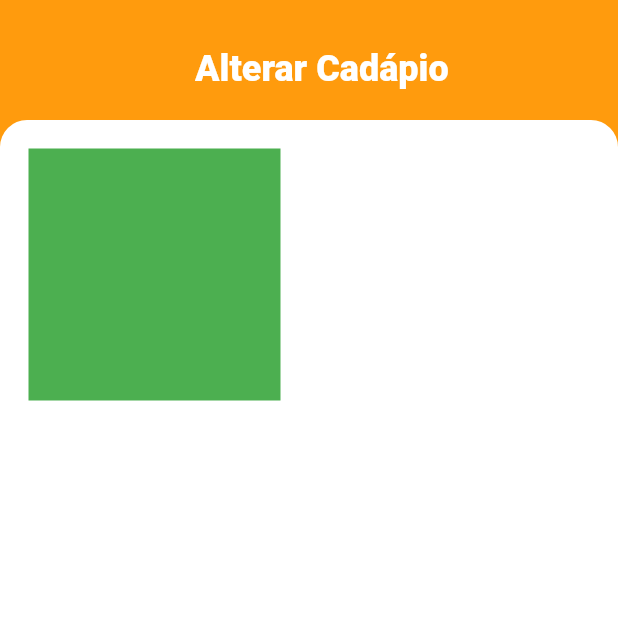
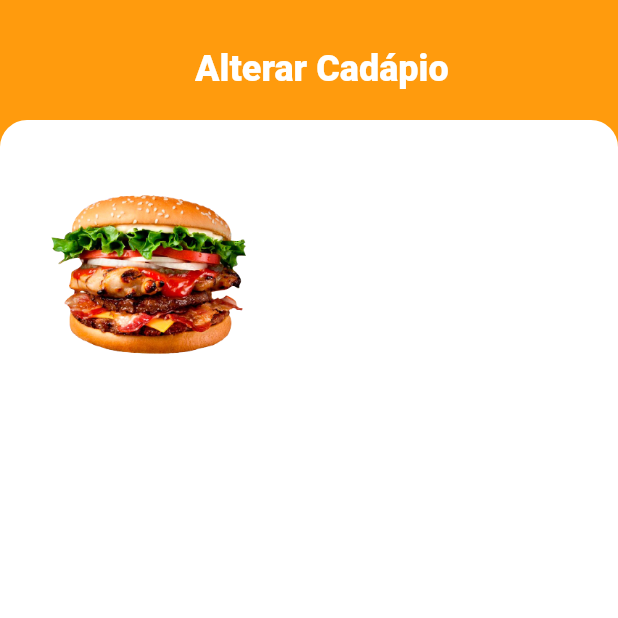
Before and after one commit to Kelvisck/PatoBurguer, a Flutter app: the screen it shows after launch, on a phone screen of 412 x 824 dp, the top half of it. Run offline on Flutter 3.47's test engine with Material 2 defaults, Android fonts, the light colour scheme and no system bars; our stand-ins replace firebase_auth, firebase_core, google_sign_in; missing offline and left inert: dart:ffi; accounts and stored records are empty.

Commit message:
feat:inicio da saga dos grids

```diff
--- a/lib/cardapioAltera.dart
+++ b/lib/cardapioAltera.dart
@@ -1,7 +1,45 @@
 import 'package:flutter/material.dart';
 import 'assets/constantes.dart';
+import 'models/Item_cardapio.dart';
+import 'lancheCard.dart';
 
-class AlteraCardapio extends StatelessWidget {
+class AlteraCardapio extends StatefulWidget {
+  @override
+  State<AlteraCardapio> createState() => _AlteraCardapioState();
+}
+
+class _AlteraCardapioState extends State<AlteraCardapio> {
+  List<ItemCardapio> _itens = [
+    ItemCardapio(
+        'X-Pato Bac',
+        'Delicioso lanche, copia do MCDonalds',
+        'Molho, hamburguer, tomate e queijo',
+        20.0,
+        'carne',
+        'lib/assets/recursos/pato-bacon_solo.png'),
+    /*ItemCardapio(
+        'X-Lombo de pato',
+        'delicioso hamburguer de lombo de pato',
+        'Pão, hamburguer, lombo de pato e queijo',
+        22.00,
+        'carne',
+        'lib/assets/recursos/pato-bacon_solo.png'),
+    ItemCardapio(
+        'X-Lombo de pata',
+        'delicioso hamburguer de lombo de pato',
+        'Pão, hamburguer, lombo de pato e queijo',
+        22.00,
+        'carne',
+        'lib/assets/recursos/pato-bacon_solo.png')*/
+  ];
+
+  void _adicionarLanche() {
+    setState(() {
+      _itens.add(ItemCardapio('Novo Lanche', 'DESC', 'ingredientes', 20.0,
+          'carne', 'lib/assets/recursos/pato-bacon_solo.png'));
+    });
+  }
+
   Widget build(BuildContext context) {
     return Scaffold(
       backgroundColor: Color(Constantes.corFundo.value),
@@ -28,19 +66,17 @@ class AlteraCardapio extends StatelessWidget {
                     borderRadius: BorderRadius.only(
                         topLeft: Radius.circular(18),
                         topRight: Radius.circular(18))),
-                  child: GridView.count(
+                child: GridView.custom(
+                  gridDelegate: SliverGridDelegateWithFixedCrossAxisCount(
                     crossAxisCount: 2,
-                    children: [
-                      Padding(
-                        padding: const EdgeInsets.all(19),
-                        child: Container(
-                          width: 135,
-                          height: 168.2,
-                          color: Colors.green,
+                  ),
+                  childrenDelegate: SliverChildBuilderDelegate(
+                    (context, index) => LancheCard(
+                        _itens[index]), // Utiliza a classe LancheCard
+                    childCount: _itens.length,
                   ),
                 ),
-                    ],
-                  )))
+              ))
         ],
       ),
     );
--- /dev/null
+++ b/lib/lancheCard.dart
@@ -0,0 +1,17 @@
+import 'package:flutter/material.dart';
+import 'package:pato_burguer/models/Item_cardapio.dart';
+
+class LancheCard extends StatelessWidget {
+  final ItemCardapio item;
+
+  LancheCard(this.item);
+
+  @override
+  Widget build(BuildContext context) {
+    return Container(
+      width: 135,
+      height: 168.2,
+      child: Image.asset(item.image),
+    );
+  }
+}
--- a/lib/models/Item_cardapio.dart
+++ b/lib/models/Item_cardapio.dart
@@ -6,14 +6,16 @@ class ItemCardapio {
   String _ingredientes = "";
   double _preco = 0;
   String _tipo = '';
+  String _imageUrl = '';
 
   ItemCardapio(String nome, String detalhes, String ingredientes, double preco,
-      String tipo) {
+      String tipo, String imageUrl) {
     this._nome = nome;
     this._detalhes = detalhes;
     this._ingredientes = ingredientes;
     this._preco = preco;
     this._tipo = tipo;
+    this._imageUrl = imageUrl;
   }
 
   String get nome => _nome;
@@ -45,4 +47,10 @@ class ItemCardapio {
   set tipo(String valor) {
     _tipo = valor;
   }
+
+  String get image => _imageUrl;
+
+  set image(String valor) {
+    _imageUrl = valor;
+  }
 }
--- a/pubspec.yaml
+++ b/pubspec.yaml
@@ -67,7 +67,7 @@ flutter:
     - lib/assets/recursos/whatsapp.ico
     - lib/assets/recursos/facebook.png
     - lib/assets/recursos/instagram.png
-
+    - lib/assets/recursos/pato-bacon_solo.png
   fonts:
     - family: Poppins
       fonts:
```
Lines whose indentation alone changed are shown as unchanged.
